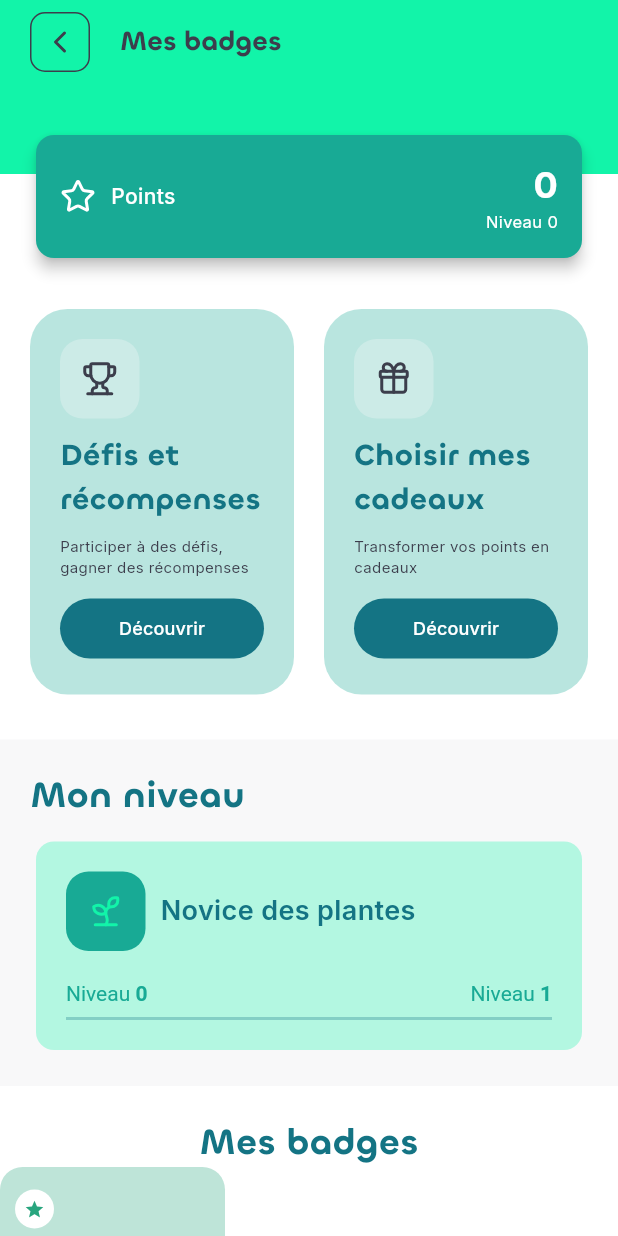
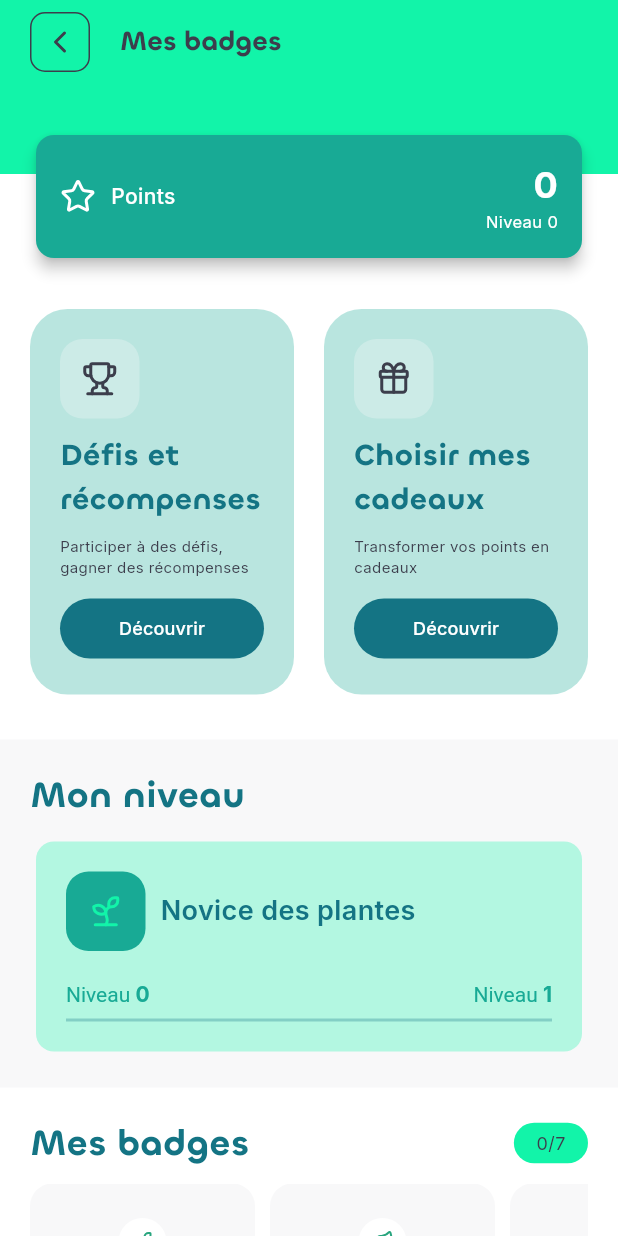
Before and after one commit to huguesleger/plant_match_v2, a Flutter app: the ProfilBadgePage screen opened directly with empty values, on a phone screen of 412 x 824 dp. Run offline on Flutter 3.47's test engine with Material 3 defaults, Android fonts, the phone set to English and light mode, and no system bars; our stand-ins replace cloud_firestore, firebase_auth, firebase_core, firebase_storage, flutter_bloc, flutter_form_builder and 10 more; missing offline and left inert: app_tracking_transparency, fancy_password_field, flutter_facebook_auth; accounts and stored records are empty; generated files the repository leaves out were written again.

Commit message:
add page detail level + finish card level and page profil badge

```diff
--- /dev/null
+++ b/lib/core/theme/inter_text_style.dart
@@ -0,0 +1,13 @@
+import 'package:flutter/material.dart';
+import 'package:google_fonts/google_fonts.dart';
+import 'package:plant_match_v2/core/theme/app_colors.dart';
+
+class InterTextStyle {
+  static TextStyle inter(double size, {Color? color, FontWeight? fontWeight}) {
+    return GoogleFonts.inter(
+      fontSize: size,
+      color: color ?? AppColors.greyDark,
+      fontWeight: fontWeight ?? FontWeight.w400,
+    );
+  }
+}
--- /dev/null
+++ b/lib/core/widgets/badge/badge_pill.dart
@@ -0,0 +1,39 @@
+import 'package:flutter/material.dart';
+
+class BadgePill extends StatelessWidget {
+  const BadgePill({
+    super.key,
+    required this.text,
+    required this.badgeColor,
+    this.borderColor,
+  });
+
+  final Widget text;
+  final Color badgeColor;
+  final Color? borderColor;
+
+  @override
+  Widget build(BuildContext context) {
+    return Container(
+      padding: const EdgeInsets.symmetric(horizontal: 15, vertical: 5),
+      decoration: BoxDecoration(
+        color: badgeColor,
+        borderRadius: BorderRadius.circular(20),
+        border: borderColor != null ? Border.all(color: borderColor!) : null,
+      ),
+      child: text,
+    );
+  }
+
+  factory BadgePill.outlined({
+    required Widget text,
+    required Color badgeColor,
+    required Color borderColor,
+  }) {
+    return BadgePill(
+      text: text,
+      badgeColor: badgeColor,
+      borderColor: borderColor,
+    );
+  }
+}
--- a/lib/presentation/profil/presentation/profil_badge/presentation/profil_badge_header/profil_badge_card_header.dart
+++ b/lib/presentation/profil/presentation/profil_badge/presentation/profil_badge_header/profil_badge_card_header.dart
@@ -1,6 +1,8 @@
 import 'package:flutter/material.dart';
 import 'package:flutter_lucide/flutter_lucide.dart';
 import 'package:plant_match_v2/core/theme/app_colors.dart';
+import 'package:plant_match_v2/core/theme/app_typo.dart';
+import 'package:plant_match_v2/core/theme/inter_text_style.dart';
 
 class ProfilBadgeCardHeader extends StatelessWidget {
   const ProfilBadgeCardHeader({
@@ -25,14 +27,14 @@ class ProfilBadgeCardHeader extends StatelessWidget {
             crossAxisAlignment: CrossAxisAlignment.center,
             mainAxisAlignment: MainAxisAlignment.spaceBetween,
             children: [
-              const Row(
+              Row(
                 children: [
-                  Icon(LucideIcons.star, color: AppColors.white),
-                  SizedBox(width: 10),
+                  const Icon(LucideIcons.star, color: AppColors.white),
+                  const SizedBox(width: 10),
                   Text(
                     'Points',
-                    style: TextStyle(
-                      fontSize: 14,
+                    style: InterTextStyle.inter(
+                      AppTypo.textS,
                       color: AppColors.white,
                       fontWeight: FontWeight.w500,
                     ),
@@ -44,17 +46,16 @@ class ProfilBadgeCardHeader extends StatelessWidget {
                 children: [
                   Text(
                     currentPoints.toString(),
-                    style: const TextStyle(
-                      fontSize: 24,
+                    style: InterTextStyle.inter(
+                      AppTypo.textXl,
                       color: AppColors.white,
-                      fontWeight: FontWeight.bold,
+                      fontWeight: FontWeight.w700,
                     ),
                   ),
                   Text(
                     'Niveau $level',
-                    style: const TextStyle(
-                      fontSize: 11,
-                      fontWeight: FontWeight.w400,
+                    style: InterTextStyle.inter(
+                      11,
                       color: AppColors.white,
                     ),
                   ),
--- a/lib/presentation/profil/presentation/profil_badge/presentation/profil_badge_level_card/profil_badge_level_card.dart
+++ b/lib/presentation/profil/presentation/profil_badge/presentation/profil_badge_level_card/profil_badge_level_card.dart
@@ -1,6 +1,7 @@
 import 'package:flutter/material.dart';
 import 'package:plant_match_v2/core/theme/app_colors.dart';
 import 'package:plant_match_v2/core/theme/app_typo.dart';
+import 'package:plant_match_v2/core/theme/inter_text_style.dart';
 import 'package:plant_match_v2/presentation/profil/presentation/profil_badge/widget/profil_level_progress_indicator.dart';
 import 'package:plant_match_v2/presentation/user_points/presentation/utils/user_points_utils.dart';
 
@@ -53,14 +54,12 @@ class ProfilBadgeLevelCard extends StatelessWidget {
                   ),
                   Padding(
                     padding: const EdgeInsets.only(left: 10),
-                    child: Text(
-                      _getLevelName(level),
-                      style: const TextStyle(
-                        fontSize: AppTypo.textM,
-                        fontWeight: FontWeight.w600,
-                        color: AppColors.blueGreen,
-                      ),
-                    ),
+                    child: Text(_getLevelName(level),
+                        style: InterTextStyle.inter(
+                          AppTypo.textM,
+                          color: AppColors.blueGreen,
+                          fontWeight: FontWeight.w600,
+                        )),
                   ),
                 ],
               ),
--- a/lib/presentation/profil/presentation/profil_badge/presentation/profil_badge_level_items/profil_badge_level_items.dart
+++ b/lib/presentation/profil/presentation/profil_badge/presentation/profil_badge_level_items/profil_badge_level_items.dart
@@ -1,65 +1,110 @@
 import 'package:flutter/material.dart';
 import 'package:plant_match_v2/core/theme/app_colors.dart';
+import 'package:plant_match_v2/core/theme/app_typo.dart';
+import 'package:plant_match_v2/core/theme/inter_text_style.dart';
+import 'package:plant_match_v2/presentation/profil/presentation/profil_badge/presentation/level_detail_page/level_detail_page.dart';
+import 'package:plant_match_v2/presentation/user_points/presentation/utils/user_points_utils.dart';
 
 class ProfilBadgeLevelItems extends StatelessWidget {
-  const ProfilBadgeLevelItems({super.key});
+  const ProfilBadgeLevelItems({
+    super.key,
+    required this.currentLevel,
+  });
+
+  final int currentLevel;
+
+  IconData _getIconForLevel(int level) {
+    return UserPointsUtils.getIconForLevel(level);
+  }
+
+  String _getLevelName(int level) {
+    return UserPointsUtils.getLevelName(level);
+  }
 
   @override
   Widget build(BuildContext context) {
-    return ListView(
+    final levels = UserPointsUtils.levelData.entries.toList();
+
+    return ListView.separated(
       scrollDirection: Axis.horizontal,
-      children: [
-        Card.filled(
-          color: AppColors.greenDark.withOpacity(0.3),
+      itemCount: levels.length,
+      separatorBuilder: (context, index) => const SizedBox(width: 10),
+      itemBuilder: (context, index) {
+        final level = levels[index].key;
+        final maxPoints = levels[index].value.maxPoints;
+        return _buildLevelItem(context, level, maxPoints);
+      },
+    );
+  }
+
+  Widget _buildLevelItem(BuildContext context, int level, int maxPoints) {
+    final bool isCurrentOrPreviousLevel = level <= currentLevel;
+
+    return Card.filled(
+      color: isCurrentOrPreviousLevel
+          ? AppColors.greenDark.withOpacity(0.3)
+          : AppColors.greyUltraLight,
       shape: RoundedRectangleBorder(
         borderRadius: BorderRadius.circular(15),
       ),
-          margin: const EdgeInsets.all(0),
+      margin: const EdgeInsets.symmetric(horizontal: 0),
+      child: InkWell(
+        onTap: () {
+          Navigator.of(context).push(
+            MaterialPageRoute(
+              builder: (context) => LevelDetailPage(level: level),
+            ),
+          );
+        },
+        borderRadius: BorderRadius.circular(15),
         child: Padding(
           padding: const EdgeInsets.symmetric(vertical: 15, horizontal: 10),
           child: SizedBox(
             width: 130,
             height: 130,
             child: Column(
-                crossAxisAlignment: CrossAxisAlignment.start,
+              crossAxisAlignment: CrossAxisAlignment.center,
+              mainAxisAlignment: MainAxisAlignment.center,
               children: [
                 Container(
-                    width: 26,
-                    height: 26,
+                  width: 32,
+                  height: 32,
                   decoration: const BoxDecoration(
-                        shape: BoxShape.circle, color: AppColors.white),
+                    shape: BoxShape.circle,
+                    color: AppColors.white,
+                  ),
                   child: Icon(
-                      Icons.star,
+                    _getIconForLevel(level),
                     color: AppColors.greenDark,
-                      size: 14,
+                    size: 16,
                   ),
                 ),
                 const SizedBox(height: 10),
                 Text(
-                    'Niveau 1',
-                    style: TextStyle(
-                      fontSize: 16,
-                      fontWeight: FontWeight.w600,
-                      color: AppColors.white,
+                  _getLevelName(level),
+                  style: const TextStyle(
+                    fontSize: 17,
+                    color: AppColors.greyDark,
+                    fontFamily: 'Chillax',
+                    fontWeight: FontWeight.w300,
                     height: 1.2,
                   ),
+                  textAlign: TextAlign.center,
                 ),
                 const SizedBox(height: 5),
                 Text(
-                    '0/1000 points',
-                    style: TextStyle(
-                      fontSize: 12,
-                      fontWeight: FontWeight.w400,
-                      color: AppColors.white,
-                      height: 1.2,
+                  '$maxPoints pts',
+                  style: InterTextStyle.inter(
+                    AppTypo.textXs,
+                    color: AppColors.greyDark,
+                    fontWeight: FontWeight.w700,
                   ),
                 ),
               ],
             ),
           ),
         ),
-        )
-      ],
+      ),
     );
   }
 }
--- a/lib/presentation/profil/presentation/profil_badge/profil_badge_screen.dart
+++ b/lib/presentation/profil/presentation/profil_badge/profil_badge_screen.dart
@@ -1,6 +1,7 @@
 import 'package:flutter/material.dart';
 import 'package:plant_match_v2/core/theme/app_colors.dart';
 import 'package:plant_match_v2/core/theme/app_typo.dart';
+import 'package:plant_match_v2/core/widgets/badge/badge_pill.dart';
 import 'package:plant_match_v2/core/widgets/title_page/title_page.dart';
 import 'package:plant_match_v2/presentation/profil/presentation/profil_badge/presentation/profil_badge_card/profil_badge_card.dart';
 import 'package:plant_match_v2/presentation/profil/presentation/profil_badge/presentation/profil_badge_header/profil_badge_card_header.dart';
@@ -20,6 +21,7 @@ class ProfilBadgeScreen extends StatelessWidget {
     final currentPoints = points.currentPoints;
     final level = points.level;
     final maxPoints = UserPointsUtils.getMaxPointsForLevel(level);
+    final levels = UserPointsUtils.levelData.length;
 
     return Stack(
       children: [
@@ -38,6 +40,7 @@ class ProfilBadgeScreen extends StatelessWidget {
             Expanded(
               child: SingleChildScrollView(
                 child: Column(
+                  crossAxisAlignment: CrossAxisAlignment.start,
                   children: [
                     const Padding(
                       padding:
@@ -69,17 +72,37 @@ class ProfilBadgeScreen extends StatelessWidget {
                       ),
                     ),
                     const SizedBox(height: 20),
-                    const Padding(
-                      padding: EdgeInsets.symmetric(horizontal: 20),
-                      child: TitlePage(
-                        title: 'Mes badges',
-                        fontSize: AppTypo.textXl,
+                    Padding(
+                      padding: const EdgeInsets.symmetric(horizontal: 20),
+                      child: Row(
+                        mainAxisAlignment: MainAxisAlignment.spaceBetween,
+                        children: [
+                          const TitlePage(
+                            title: 'Mes badges',
+                            fontSize: AppTypo.textXl,
+                          ),
+                          BadgePill(
+                            text: Text(
+                              '$level/$levels',
+                              style: const TextStyle(
+                                fontSize: AppTypo.textXs,
+                                color: AppColors.greyDark,
+                              ),
+                            ),
+                            badgeColor: AppColors.greenLight,
+                          ),
+                        ],
                       ),
                     ),
-                    const SizedBox(
+                    const SizedBox(height: 10),
+                    SizedBox(
                       height: 150,
-                      child: ProfilBadgeLevelItems(),
+                      child: Padding(
+                        padding: const EdgeInsets.symmetric(horizontal: 20),
+                        child: ProfilBadgeLevelItems(currentLevel: level),
+                      ),
                     ),
+                    const SizedBox(height: 30),
                   ],
                 ),
               ),
--- a/lib/presentation/profil/presentation/profil_badge/widget/profil_level_progress_indicator.dart
+++ b/lib/presentation/profil/presentation/profil_badge/widget/profil_level_progress_indicator.dart
@@ -1,6 +1,7 @@
 import 'package:flutter/material.dart';
 import 'package:plant_match_v2/core/theme/app_colors.dart';
 import 'package:plant_match_v2/core/theme/app_typo.dart';
+import 'package:plant_match_v2/core/theme/inter_text_style.dart';
 
 class ProfilLevelProgressIndicator extends StatelessWidget {
   const ProfilLevelProgressIndicator({
@@ -41,10 +42,10 @@ class ProfilLevelProgressIndicator extends StatelessWidget {
                 children: [
                   TextSpan(
                     text: '$level',
-                    style: const TextStyle(
-                      fontSize: AppTypo.textS,
+                    style: InterTextStyle.inter(
+                      AppTypo.textS,
                       color: AppColors.greenMedium,
-                      fontWeight: FontWeight.bold,
+                      fontWeight: FontWeight.w700,
                     ),
                   ),
                 ],
@@ -60,10 +61,10 @@ class ProfilLevelProgressIndicator extends StatelessWidget {
                 children: [
                   TextSpan(
                     text: '${level + 1}',
-                    style: const TextStyle(
-                      fontSize: AppTypo.textS,
+                    style: InterTextStyle.inter(
+                      AppTypo.textS,
                       color: AppColors.greenMedium,
-                      fontWeight: FontWeight.bold,
+                      fontWeight: FontWeight.w700,
                     ),
                   ),
                 ],
--- a/lib/presentation/profil/presentation/profil_personal_information/presentation/profil_personal_upload_avatar/profil_personal_upload_avatar.dart
+++ b/lib/presentation/profil/presentation/profil_personal_information/presentation/profil_personal_upload_avatar/profil_personal_upload_avatar.dart
@@ -54,6 +54,7 @@ class _ProfilPersonalUploadAvatarState
           mainAxisAlignment: MainAxisAlignment.center,
           children: [
             InkWell(
+              borderRadius: BorderRadius.circular(60),
               onTap: () {
                 showImageSourceBottomSheet(
                   context: context,
--- a/lib/presentation/user_points/presentation/utils/user_points_utils.dart
+++ b/lib/presentation/user_points/presentation/utils/user_points_utils.dart
@@ -31,8 +31,8 @@ class UserPointsUtils {
     ),
     6: LevelData(
       maxPoints: 3000,
-      name: 'Maître jardinier',
-      icon: LucideIcons.tractor,
+      name: 'Maître du jardinage',
+      icon: LucideIcons.fence,
     ),
     7: LevelData(
       maxPoints: 6000,
```
Also changed, not shown: lib/core/widgets/app_bar/app_bar_header_image.dart (added, +67 -0 lines), lib/core/widgets/app_bar/app_bar_template.dart (+4 -5 lines), lib/presentation/profil/presentation/profil_badge/presentation/level_detail_page/level_detail_page.dart (added, +227 -0 lines), lib/presentation/profil/presentation/profil_badge/presentation/level_detail_page/utils/user_level_details.dart (added, +35 -0 lines), assets/images/bg_profil_level_detail.jpg (added). Lines whose indentation alone changed are shown as unchanged.
